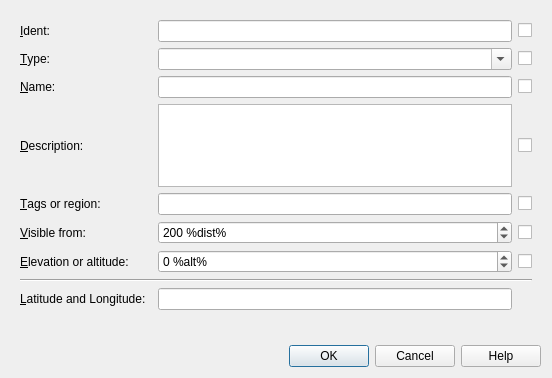
Before: the Qt Designer form src/userdata/userdatadialog.ui in albar965/littlenavmap, drawn with Qt 5.
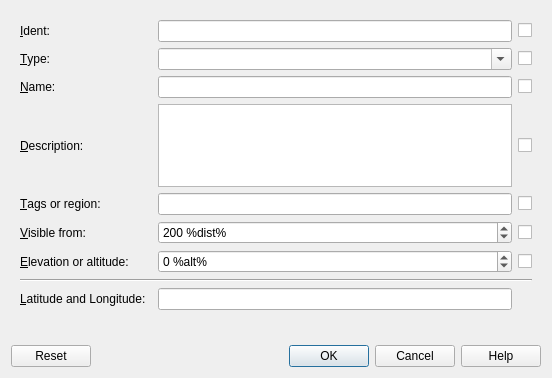
After: the same form once the commit is applied.

Commit message: Enabled full userpoint editing functionality from map window: Add, edit, delete and move. Renamed userpoint icons to avoid conflicts with GUI icons. Put userpoints on top rendering priority. Edit dialog is now prefilled with airport or navdata when creating new userpoint nearby. Added reset function to add userpoint dialog. Information window is now updated after changing userpoint data. All #3

```diff
--- a/src/userdata/userdatadialog.ui
+++ b/src/userdata/userdatadialog.ui
@@ -324,7 +324,7 @@
       <enum>Qt::Horizontal</enum>
      </property>
      <property name="standardButtons">
-      <set>QDialogButtonBox::Cancel|QDialogButtonBox::Help|QDialogButtonBox::Ok</set>
+      <set>QDialogButtonBox::Cancel|QDialogButtonBox::Help|QDialogButtonBox::Ok|QDialogButtonBox::Reset</set>
      </property>
     </widget>
    </item>
```
The commit also changes 51 other files.
